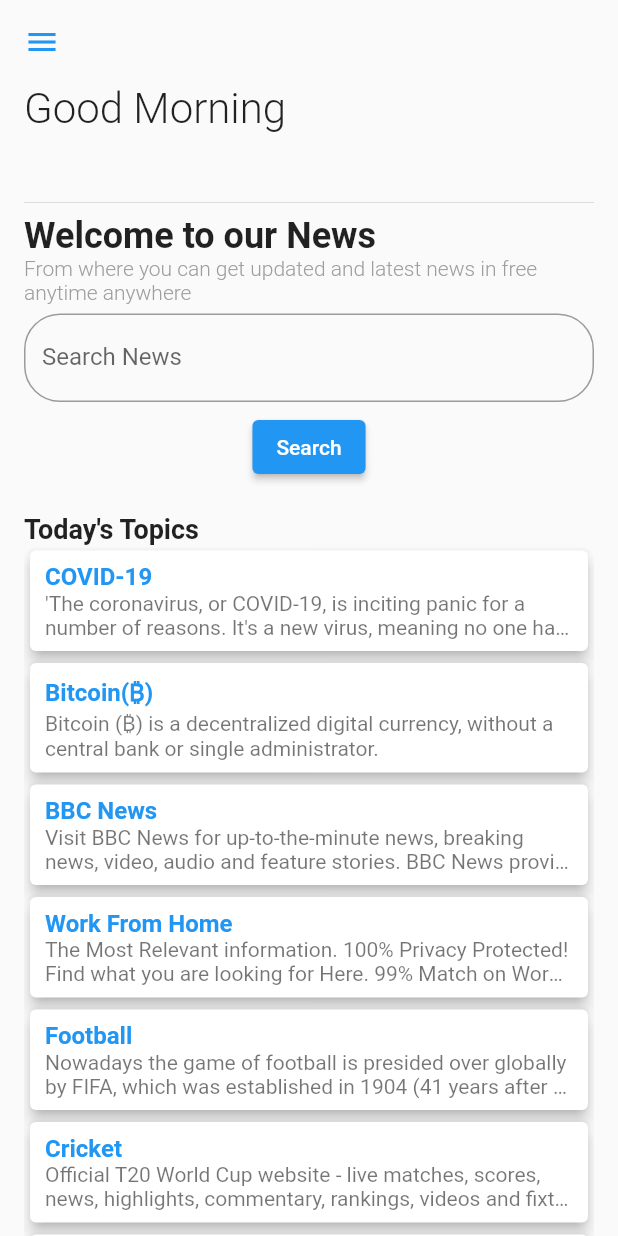
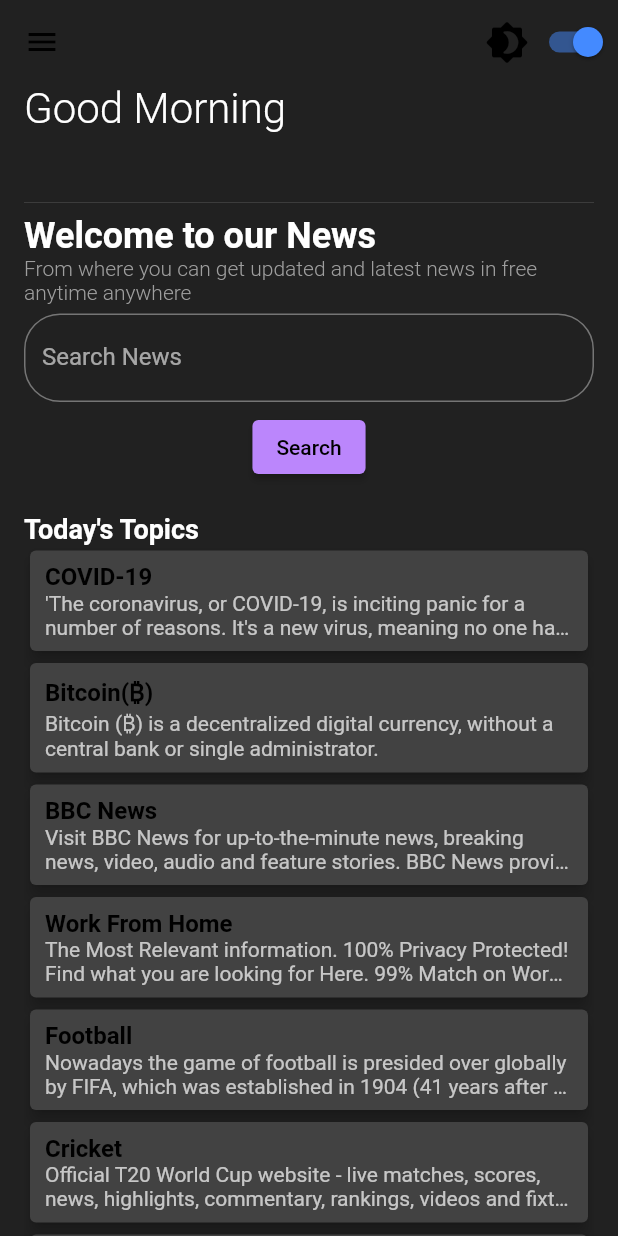
Before and after one commit to IAmPepsi/News_App, a Flutter app: the HomeScreen screen opened by its route, on a phone screen of 412 x 824 dp. Run offline on Flutter 3.47's test engine with Material 2 defaults, Android fonts, the phone set to English and light mode, and no system bars; our stand-ins replace cloud_firestore, firebase_auth, firebase_core, firebase_storage, fluttertoast, image_picker and 1 more; accounts and stored records are empty.

Commit message:
für die Abgabe vorbereitet

```diff
--- a/lib/main.dart
+++ b/lib/main.dart
@@ -1,6 +1,8 @@
+import 'package:firebase_api_task/utilities/theme_provider.dart';
 import 'package:flutter/material.dart';
 import 'package:flutter/services.dart';
 import 'package:firebase_core/firebase_core.dart';
+import 'package:provider/provider.dart';
 import 'screens/auth/login_screen.dart';
 import 'screens/auth/signup_screen.dart';
 import 'database/user_local_data.dart';
@@ -25,12 +27,17 @@ Future<void> main() async {
 class MyApp extends StatelessWidget {
   const MyApp({Key? key}) : super(key: key);
   @override
-  Widget build(BuildContext context) {
+  Widget build(BuildContext context) => ChangeNotifierProvider(
+        create: (context) => ThemeProvider(),
+        builder: (context, _) {
+          final themeProvider = Provider.of<ThemeProvider>(context);
           return MaterialApp(
             title: 'Firebase Api',
+            themeMode: themeProvider.themeMode,
             theme: ThemeData(
               primarySwatch: Colors.blue,
             ),
+            darkTheme: MyTheme.darkTheme,
             home: (UserLocalData.getUserUID.isEmpty)
                 ? const LoginScreen()
                 : const HomeScreen(),
@@ -41,5 +48,6 @@ class MyApp extends StatelessWidget {
               NewsScreen.routeName: (_) => const NewsScreen(topic: ''),
             },
           );
+        },
+      );
 }
-}
--- a/lib/screens/home_screen/home_screen.dart
+++ b/lib/screens/home_screen/home_screen.dart
@@ -1,6 +1,7 @@
 import 'package:firebase_api_task/database/aith_methods.dart';
 import 'package:firebase_api_task/screens/auth/login_screen.dart';
 import 'package:firebase_api_task/screens/news_screen/news_screen.dart';
+import 'package:firebase_api_task/utilities/change_theme_widget.dart';
 import 'package:firebase_api_task/widgets/custom_textformfield.dart';
 import 'package:firebase_api_task/widgets/custom_toast.dart';
 import 'package:flutter/material.dart';
@@ -43,6 +44,13 @@ class _HomeScreenState extends State<HomeScreen> {
               backgroundColor: Colors.transparent,
               elevation: 0,
               iconTheme: IconThemeData(color: Theme.of(context).primaryColor),
+              actions: const [
+                Icon(
+                  Icons.brightness_4_rounded,
+                  size: 30.0,
+                ),
+                ChangeThemeButtonWidget(),
+              ],
             ),
             drawer: const CustomDrawer(),
             body: Padding(
@@ -119,6 +127,9 @@ class _HomeScreenState extends State<HomeScreen> {
           return Scaffold(
             appBar: AppBar(
               backgroundColor: Colors.transparent,
+              actions: [
+                ChangeThemeButtonWidget(),
+              ],
               elevation: 0,
               title: Row(
                 children: <Widget>[
--- /dev/null
+++ b/lib/utilities/change_theme_widget.dart
@@ -0,0 +1,29 @@
+import 'package:flutter/material.dart';
+import 'package:provider/provider.dart';
+import 'theme_provider.dart';
+
+class ChangeThemeButtonWidget extends StatefulWidget {
+  const ChangeThemeButtonWidget({Key? key}) : super(key: key);
+
+  @override
+  _ChangeThemeButtonWidgetState createState() =>
+      _ChangeThemeButtonWidgetState();
+}
+
+class _ChangeThemeButtonWidgetState extends State<ChangeThemeButtonWidget> {
+  @override
+  Widget build(BuildContext context) {
+    final themeProvider = Provider.of<ThemeProvider>(context);
+
+    return Switch.adaptive(
+      activeColor: Colors.blueAccent,
+      inactiveTrackColor: Colors.blueAccent,
+      //activeTrackColor: Colors.white,
+      value: themeProvider.isDarkMode,
+      onChanged: (value) {
+        final provider = Provider.of<ThemeProvider>(context, listen: false);
+        provider.toggleTheme(value);
+      },
+    );
+  }
+}
--- /dev/null
+++ b/lib/utilities/theme_provider.dart
@@ -0,0 +1,26 @@
+import 'package:flutter/material.dart';
+
+class ThemeProvider extends ChangeNotifier {
+  ThemeMode themeMode = ThemeMode.dark;
+
+  bool get isDarkMode => themeMode == ThemeMode.dark;
+
+  void toggleTheme(bool isOn) {
+    themeMode = isOn ? ThemeMode.dark : ThemeMode.light;
+    notifyListeners();
+  }
+}
+
+class MyTheme {
+  static final darkTheme = ThemeData(
+    scaffoldBackgroundColor: Colors.grey.shade900,
+    primaryColor: Colors.black,
+    colorScheme: const ColorScheme.dark(),
+  );
+
+  static final lightTheme = ThemeData(
+    scaffoldBackgroundColor: Colors.white,
+    primaryColor: Colors.white,
+    colorScheme: const ColorScheme.light(),
+  );
+}
--- a/pubspec.yaml
+++ b/pubspec.yaml
@@ -12,6 +12,8 @@ dependencies:
   fluttertoast: ^8.0.8
   image_picker: ^0.8.4+2
   intl: ^0.17.0
+  provider: ^6.0.1
+
 
   firebase_auth: ^3.1.3
   cloud_firestore: ^2.5.3
```
Also changed, not shown: pubspec.lock, 1 other file. Lines whose indentation alone changed are shown as unchanged.
